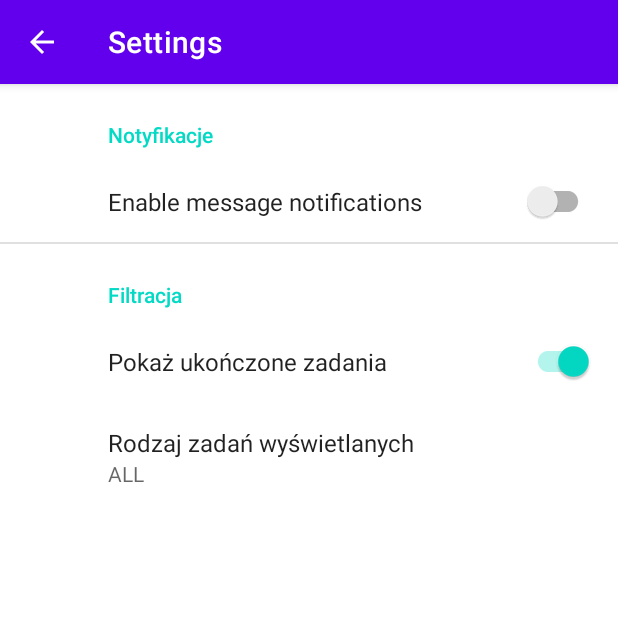
After one commit to KamilSzus/ListaToDo, an Android app: the SettingsActivity screen opened directly, with no data from a screen before it, on a phone screen of 412 x 824 dp, the top half of it. The commit adds this screen. Run offline under Robolectric (Android 15) with nearby library versions, the phone set to English and light mode, and no system bars; our stand-ins replace androidx.preference.

Commit message:
add option layout

```diff
--- a/app/build.gradle
+++ b/app/build.gradle
@@ -29,6 +29,7 @@ android {
 
 dependencies {
 
+    implementation 'androidx.preference:preference:1.2.0'
     implementation 'androidx.appcompat:appcompat:1.4.1'
     implementation 'com.google.android.material:material:1.6.0'
     implementation 'androidx.constraintlayout:constraintlayout:2.1.4'
--- a/app/src/main/AndroidManifest.xml
+++ b/app/src/main/AndroidManifest.xml
@@ -25,6 +25,10 @@
                 <category android:name="android.intent.category.LAUNCHER" />
             </intent-filter>
         </activity>
+        <activity
+            android:name=".SettingsActivity"
+            android:exported="false"
+            android:parentActivityName=".MainActivity" />
     </application>
 
 </manifest>
--- /dev/null
+++ b/app/src/main/java/com/example/listatodo/SettingsActivity.java
@@ -0,0 +1,35 @@
+package com.example.listatodo;
+
+import android.app.Activity;
+import android.os.Bundle;
+
+import androidx.appcompat.app.ActionBar;
+import androidx.appcompat.app.AppCompatActivity;
+
+import com.example.listatodo.settings.SettingsFragment;
+
+import java.util.Objects;
+
+public class SettingsActivity extends AppCompatActivity {
+    @Override
+    protected void onCreate(Bundle savedInstanceState) {
+        if(savedInstanceState!=null)
+            savedInstanceState.clear();
+        super.onCreate(savedInstanceState);
+        setContentView(R.layout.activity_settings);
+
+        Objects.requireNonNull(getSupportActionBar()).setTitle("Settings");
+
+        if (findViewById(R.id.idFrameLayout) != null) {
+            ActionBar actionBar = getSupportActionBar();
+            if (actionBar != null) {
+                actionBar.setDisplayHomeAsUpEnabled(true);
+            }
+            getSupportFragmentManager()
+                    .beginTransaction()
+                    .replace(R.id.idFrameLayout, new SettingsFragment())
+                    .commit();
+        }
+
+    }
+}
--- /dev/null
+++ b/app/src/main/java/com/example/listatodo/settings/SettingsFragment.java
@@ -0,0 +1,15 @@
+package com.example.listatodo.settings;
+
+import android.os.Bundle;
+
+import androidx.preference.PreferenceFragmentCompat;
+
+import com.example.listatodo.R;
+
+public class SettingsFragment extends PreferenceFragmentCompat {
+
+    @Override
+    public void onCreatePreferences(Bundle savedInstanceState, String rootKey) {
+        setPreferencesFromResource(R.xml.root_preferences, rootKey);
+    }
+}
--- /dev/null
+++ b/app/src/main/res/layout/activity_settings.xml
@@ -0,0 +1,14 @@
+<?xml version="1.0" encoding="utf-8"?>
+<androidx.constraintlayout.widget.ConstraintLayout
+    xmlns:android="http://schemas.android.com/apk/res/android"
+    xmlns:tools="http://schemas.android.com/tools"
+    android:layout_width="match_parent"
+    android:layout_height="match_parent"
+    tools:context=".SettingsActivity">
+
+    <FrameLayout
+        android:id="@+id/idFrameLayout"
+        android:layout_width="match_parent"
+        android:layout_height="match_parent" />
+
+</androidx.constraintlayout.widget.ConstraintLayout>
--- a/app/src/main/res/values/arrays.xml
+++ b/app/src/main/res/values/arrays.xml
@@ -15,4 +15,11 @@
         <item>ON</item>
         <item>OF</item>
     </string-array>
+    <string-array name="taskType">
+        <item>ALL</item>
+        <item>HOUSEWORK</item>
+        <item>JOB</item>
+        <item>STUDY</item>
+        <item>OTHER</item>
+    </string-array>
 </resources>
--- a/app/src/main/res/values/strings.xml
+++ b/app/src/main/res/values/strings.xml
@@ -16,4 +16,5 @@
     <string name="dateFormat">yyyy-MM-dd</string>
     <string name="notification">Notification:</string>
     <string name="back">Back</string>
+    <string name="settings">Settings</string>
 </resources>
--- /dev/null
+++ b/app/src/main/res/xml/root_preferences.xml
@@ -0,0 +1,33 @@
+<androidx.preference.PreferenceScreen
+    xmlns:app="http://schemas.android.com/apk/res-auto">
+
+    <androidx.preference.PreferenceCategory
+        app:key="notifications_category"
+        app:title="Notyfikacje">
+
+        <androidx.preference.SwitchPreferenceCompat
+            app:key="notifications"
+            app:title="Enable message notifications"/>
+
+    </androidx.preference.PreferenceCategory>
+
+    <androidx.preference.PreferenceCategory
+        app:key="help_category"
+        app:title="Filtracja">
+
+        <androidx.preference.SwitchPreferenceCompat
+            app:key="completedTask"
+            app:defaultValue="true"
+            app:title="Pokaż ukończone zadania"/>
+
+        <androidx.preference.ListPreference
+            app:defaultValue="ALL"
+            app:entries="@array/taskType"
+            app:entryValues="@array/taskType"
+            app:key="categoryTasks"
+            app:title="Rodzaj zadań wyświetlanych"
+            app:useSimpleSummaryProvider="true" />
+
+    </androidx.preference.PreferenceCategory>
+
+</androidx.preference.PreferenceScreen>
```
Also changed, not shown: app/src/main/java/com/example/listatodo/MainActivity.java (+18 -0 lines), app/src/main/res/layout/fragment_settings.xml (added, +14 -0 lines), app/src/main/res/menu/menu.xml (added, +9 -0 lines).
